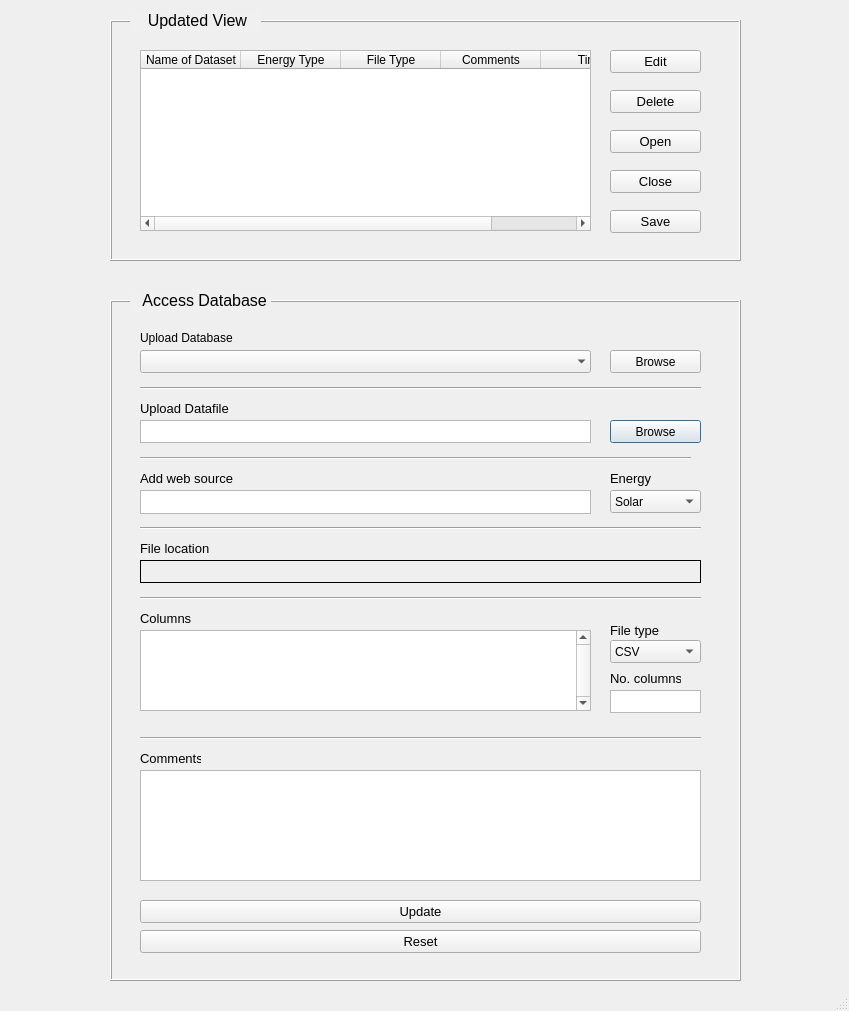
This is PyQT5Project/DataMiner.ui in gadher80/PyQt5-GUI-Dataproject as Qt 5 draws it before an edit. The edited form follows.
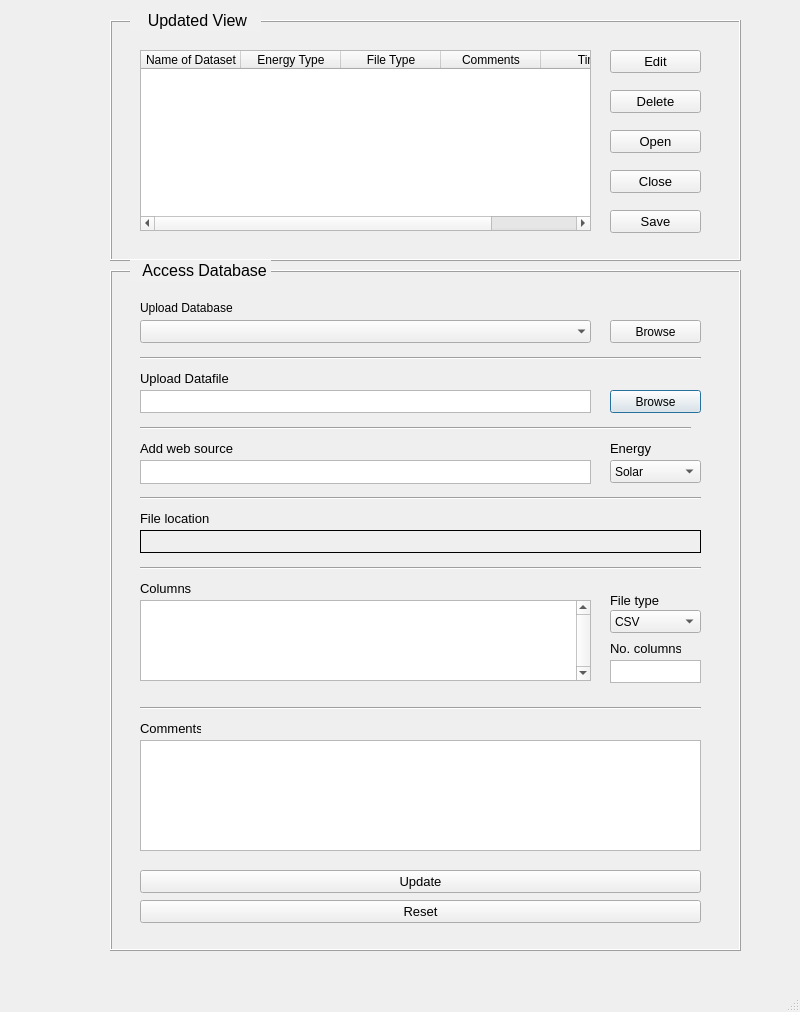
This is the edited form.

The edit to the form file:
```diff
--- a/PyQT5Project/DataMiner.ui
+++ b/PyQT5Project/DataMiner.ui
@@ -9,8 +9,8 @@
    <rect>
     <x>0</x>
     <y>0</y>
-    <width>849</width>
-    <height>1011</height>
+    <width>800</width>
+    <height>1012</height>
    </rect>
   </property>
   <property name="sizePolicy">
@@ -48,7 +48,7 @@
    <property name="geometry">
     <rect>
      <x>610</x>
-     <y>490</y>
+     <y>460</y>
      <width>91</width>
      <height>23</height>
     </rect>
@@ -93,7 +93,7 @@
    <property name="geometry">
     <rect>
      <x>140</x>
-     <y>400</y>
+     <y>370</y>
      <width>131</width>
      <height>16</height>
     </rect>
@@ -111,7 +111,7 @@
    <property name="geometry">
     <rect>
      <x>140</x>
-     <y>470</y>
+     <y>440</y>
      <width>121</width>
      <height>16</height>
     </rect>
@@ -129,7 +129,7 @@
    <property name="geometry">
     <rect>
      <x>140</x>
-     <y>540</y>
+     <y>510</y>
      <width>71</width>
      <height>16</height>
     </rect>
@@ -147,7 +147,7 @@
    <property name="geometry">
     <rect>
      <x>610</x>
-     <y>620</y>
+     <y>590</y>
      <width>51</width>
      <height>21</height>
     </rect>
@@ -165,7 +165,7 @@
    <property name="geometry">
     <rect>
      <x>140</x>
-     <y>610</y>
+     <y>580</y>
      <width>81</width>
      <height>16</height>
     </rect>
@@ -183,7 +183,7 @@
    <property name="geometry">
     <rect>
      <x>610</x>
-     <y>670</y>
+     <y>640</y>
      <width>71</width>
      <height>16</height>
     </rect>
@@ -201,7 +201,7 @@
    <property name="geometry">
     <rect>
      <x>140</x>
-     <y>750</y>
+     <y>720</y>
      <width>61</width>
      <height>16</height>
     </rect>
@@ -219,7 +219,7 @@
    <property name="geometry">
     <rect>
      <x>140</x>
-     <y>930</y>
+     <y>900</y>
      <width>561</width>
      <height>23</height>
     </rect>
@@ -246,7 +246,7 @@
    <property name="geometry">
     <rect>
      <x>610</x>
-     <y>420</y>
+     <y>390</y>
      <width>91</width>
      <height>23</height>
     </rect>
@@ -344,7 +344,7 @@
    <property name="geometry">
     <rect>
      <x>140</x>
-     <y>900</y>
+     <y>870</y>
      <width>561</width>
      <height>23</height>
     </rect>
@@ -362,7 +362,7 @@
    <property name="geometry">
     <rect>
      <x>140</x>
-     <y>560</y>
+     <y>530</y>
      <width>561</width>
      <height>23</height>
     </rect>
@@ -392,7 +392,7 @@
    <property name="geometry">
     <rect>
      <x>140</x>
-     <y>420</y>
+     <y>390</y>
      <width>451</width>
      <height>23</height>
     </rect>
@@ -417,7 +417,7 @@
    <property name="geometry">
     <rect>
      <x>140</x>
-     <y>490</y>
+     <y>460</y>
      <width>451</width>
      <height>24</height>
     </rect>
@@ -433,7 +433,7 @@
    <property name="geometry">
     <rect>
      <x>140</x>
-     <y>770</y>
+     <y>740</y>
      <width>561</width>
      <height>111</height>
     </rect>
@@ -446,7 +446,7 @@
    <property name="geometry">
     <rect>
      <x>140</x>
-     <y>630</y>
+     <y>600</y>
      <width>451</width>
      <height>81</height>
     </rect>
@@ -486,7 +486,7 @@
    <property name="geometry">
     <rect>
      <x>610</x>
-     <y>690</y>
+     <y>660</y>
      <width>91</width>
      <height>23</height>
     </rect>
@@ -508,7 +508,7 @@
    <property name="geometry">
     <rect>
      <x>610</x>
-     <y>640</y>
+     <y>610</y>
      <width>91</width>
      <height>23</height>
     </rect>
@@ -592,7 +592,7 @@
    <property name="geometry">
     <rect>
      <x>610</x>
-     <y>350</y>
+     <y>320</y>
      <width>91</width>
      <height>23</height>
     </rect>
@@ -625,7 +625,7 @@
    <property name="geometry">
     <rect>
      <x>140</x>
-     <y>350</y>
+     <y>320</y>
      <width>451</width>
      <height>23</height>
     </rect>
@@ -659,7 +659,7 @@
    <property name="geometry">
     <rect>
      <x>140</x>
-     <y>330</y>
+     <y>300</y>
      <width>131</width>
      <height>16</height>
     </rect>
@@ -672,7 +672,7 @@
    <property name="geometry">
     <rect>
      <x>140</x>
-     <y>380</y>
+     <y>350</y>
      <width>561</width>
      <height>16</height>
     </rect>
@@ -685,7 +685,7 @@
    <property name="geometry">
     <rect>
      <x>140</x>
-     <y>450</y>
+     <y>420</y>
      <width>551</width>
      <height>16</height>
     </rect>
@@ -698,7 +698,7 @@
    <property name="geometry">
     <rect>
      <x>140</x>
-     <y>520</y>
+     <y>490</y>
      <width>561</width>
      <height>16</height>
     </rect>
@@ -711,7 +711,7 @@
    <property name="geometry">
     <rect>
      <x>140</x>
-     <y>590</y>
+     <y>560</y>
      <width>561</width>
      <height>16</height>
     </rect>
@@ -724,7 +724,7 @@
    <property name="geometry">
     <rect>
      <x>610</x>
-     <y>470</y>
+     <y>440</y>
      <width>71</width>
      <height>16</height>
     </rect>
@@ -742,7 +742,7 @@
    <property name="geometry">
     <rect>
      <x>140</x>
-     <y>730</y>
+     <y>700</y>
      <width>561</width>
      <height>16</height>
     </rect>
@@ -755,7 +755,7 @@
    <property name="geometry">
     <rect>
      <x>110</x>
-     <y>300</y>
+     <y>270</y>
      <width>631</width>
      <height>681</height>
     </rect>
@@ -774,7 +774,7 @@
    <property name="geometry">
     <rect>
      <x>130</x>
-     <y>290</y>
+     <y>260</y>
      <width>141</width>
      <height>21</height>
     </rect>
```
Left out of the diff: 6 changed lines with no effect on the pictures.
